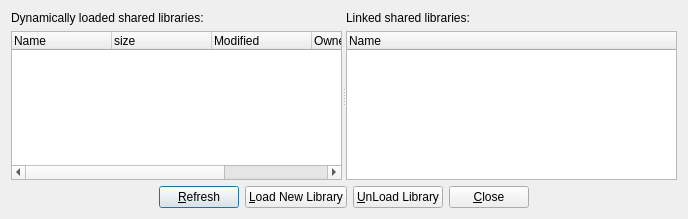
The window that qt4/Go4GUI/TGo4LoadedLibraries.ui (gsi-ee/go4) describes before a commit, drawn with Qt 5.
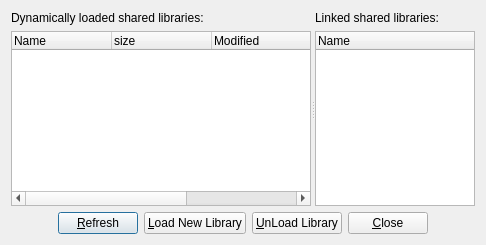
The same window after the commit. Icons and pictures are not drawn.

Commit message: Improve QTreeWidget usage in load libraries and log info

What changed in the file:
```diff
--- a/qt4/Go4GUI/TGo4LoadedLibraries.ui
+++ b/qt4/Go4GUI/TGo4LoadedLibraries.ui
@@ -6,8 +6,8 @@
    <rect>
     <x>0</x>
     <y>0</y>
-    <width>688</width>
-    <height>219</height>
+    <width>486</width>
+    <height>245</height>
    </rect>
   </property>
   <property name="windowTitle" >
@@ -36,6 +36,12 @@
        <property name="spacing" >
         <number>6</number>
        </property>
+       <property name="sizeConstraint" >
+        <enum>QLayout::SetMinimumSize</enum>
+       </property>
+       <property name="margin" >
+        <number>0</number>
+       </property>
        <item>
         <widget class="QLabel" name="TextLabel16" >
          <property name="text" >
@@ -54,6 +60,15 @@
        </item>
        <item>
         <widget class="QTreeWidget" name="LoadedLibsD" >
+         <property name="minimumSize" >
+          <size>
+           <width>300</width>
+           <height>0</height>
+          </size>
+         </property>
+         <property name="rootIsDecorated" >
+          <bool>false</bool>
+         </property>
          <column>
           <property name="text" >
            <string>Name</string>
@@ -91,6 +106,12 @@
        <property name="spacing" >
         <number>6</number>
        </property>
+       <property name="sizeConstraint" >
+        <enum>QLayout::SetMaximumSize</enum>
+       </property>
+       <property name="margin" >
+        <number>0</number>
+       </property>
        <item>
         <widget class="QLabel" name="TextLabel17" >
          <property name="text" >
@@ -109,6 +130,9 @@
        </item>
        <item>
         <widget class="QTreeWidget" name="LoadedLibsS" >
+         <property name="rootIsDecorated" >
+          <bool>false</bool>
+         </property>
          <column>
           <property name="text" >
            <string>Name</string>
```
Left out of the diff: 20 changed lines with no effect on the pictures. The commit also changes 3 other files.
